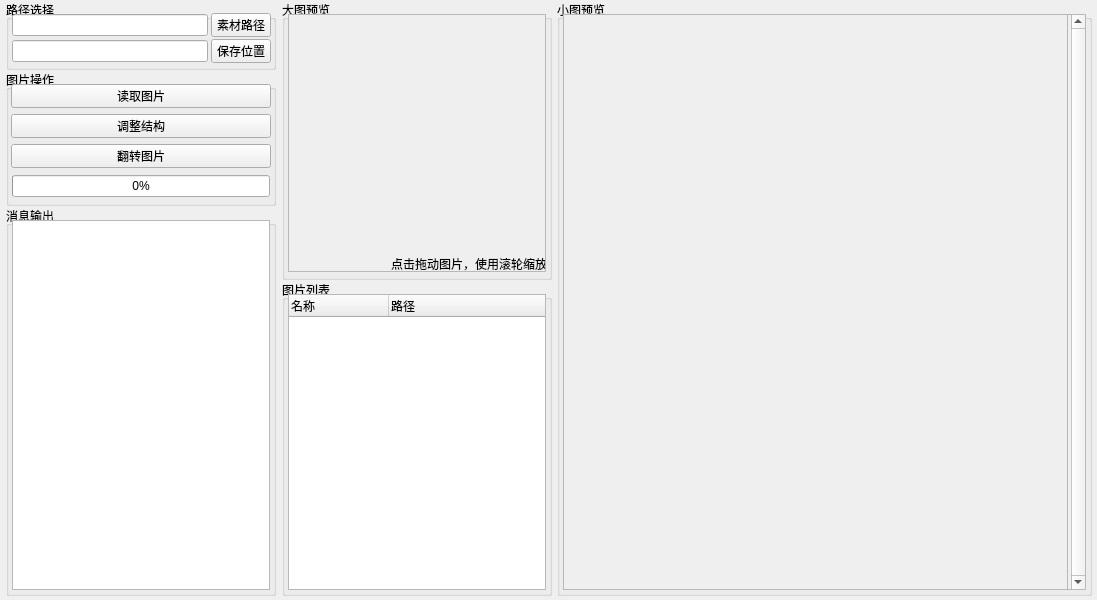
First picture: the form in src/resources/ImageReverse.ui, repository Junt62/ImageReverse, before the edit.
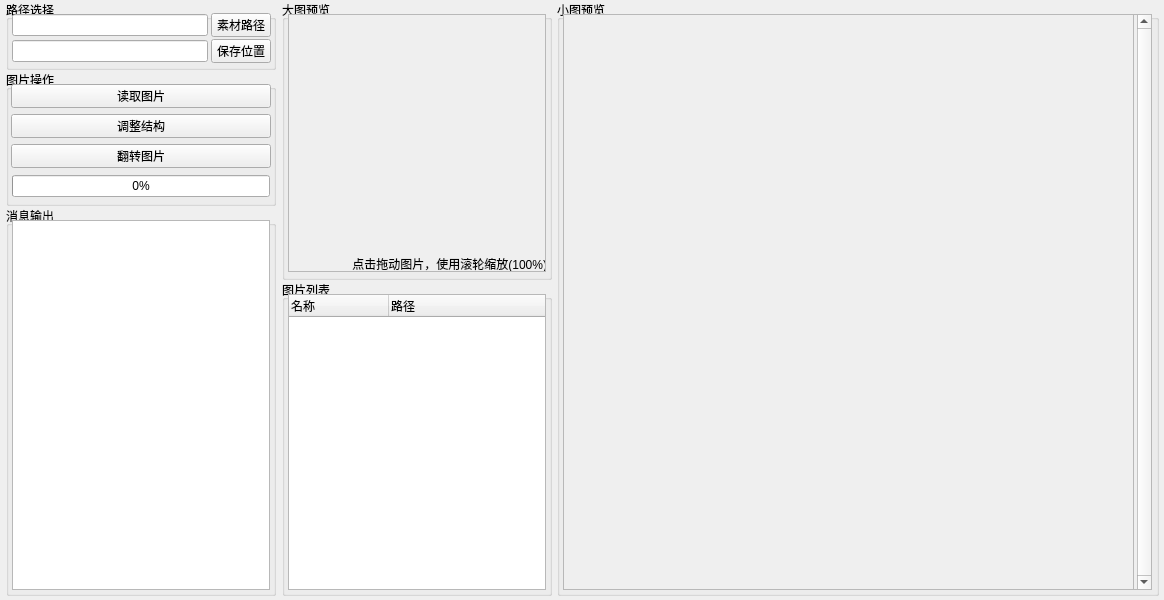
Second picture: the form after the edit. Icons and pictures are not drawn.

```diff
--- a/src/resources/ImageReverse.ui
+++ b/src/resources/ImageReverse.ui
@@ -10,19 +10,19 @@
    <rect>
     <x>0</x>
     <y>0</y>
-    <width>1097</width>
+    <width>1164</width>
     <height>600</height>
    </rect>
   </property>
   <property name="minimumSize">
    <size>
-    <width>1097</width>
+    <width>1164</width>
     <height>600</height>
    </size>
   </property>
   <property name="maximumSize">
    <size>
-    <width>1097</width>
+    <width>1164</width>
     <height>600</height>
    </size>
   </property>
@@ -430,7 +430,7 @@
        </sizepolicy>
       </property>
       <property name="text">
-       <string>点击拖动图片，使用滚轮缩放</string>
+       <string>点击拖动图片，使用滚轮缩放(100%)</string>
       </property>
       <property name="alignment">
        <set>Qt::AlignBottom|Qt::AlignRight|Qt::AlignTrailing</set>
@@ -489,7 +489,7 @@
     <rect>
      <x>557</x>
      <y>0</y>
-     <width>535</width>
+     <width>602</width>
      <height>596</height>
     </rect>
    </property>
@@ -501,7 +501,7 @@
      <rect>
       <x>6</x>
       <y>14</y>
-      <width>523</width>
+      <width>589</width>
       <height>576</height>
      </rect>
     </property>
@@ -522,22 +522,16 @@
       <rect>
        <x>0</x>
        <y>0</y>
-       <width>505</width>
+       <width>570</width>
        <height>574</height>
       </rect>
      </property>
-     <property name="maximumSize">
-      <size>
-       <width>512</width>
-       <height>16777215</height>
-      </size>
-     </property>
      <widget class="QLabel" name="labelImgSmallBack">
       <property name="geometry">
        <rect>
         <x>-1</x>
         <y>-1</y>
-        <width>505</width>
+        <width>571</width>
         <height>576</height>
        </rect>
       </property>
@@ -553,9 +547,21 @@
       <property name="text">
        <string/>
       </property>
-      <property name="alignment">
-       <set>Qt::AlignCenter</set>
+     </widget>
+     <widget class="QWidget" name="gridLayoutWidget">
+      <property name="geometry">
+       <rect>
+        <x>-1</x>
+        <y>-1</y>
+        <width>571</width>
+        <height>576</height>
+       </rect>
       </property>
+      <layout class="QGridLayout" name="scrollAreaImgSmallGrid">
+       <property name="spacing">
+        <number>0</number>
+       </property>
+      </layout>
      </widget>
     </widget>
    </widget>
```
